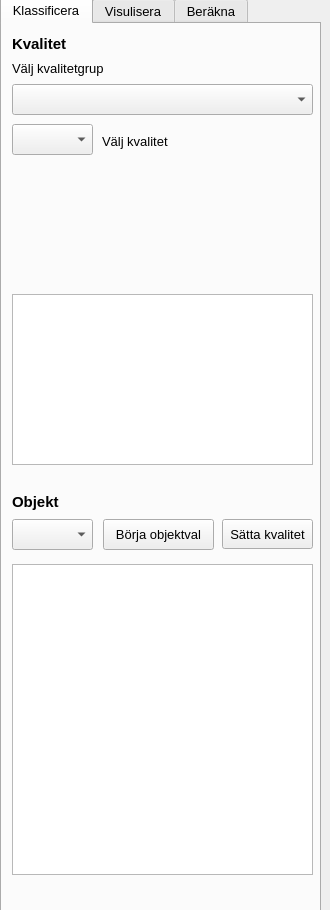
Above: ui/qgyf_dockwidget_base.ui from co-city/QGYF before the change. Below: the same form after it.
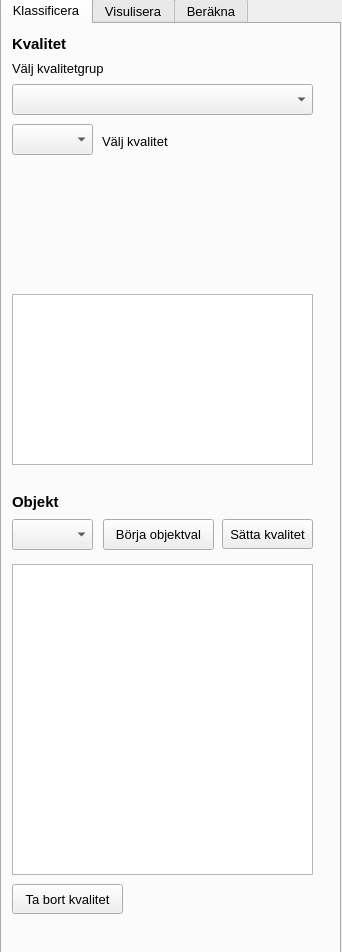
That is the form after the change. The open tabs and pages were chosen to show the change. Icons and pictures are not drawn.

Commit message: "Ta bort kvalitet" button

Patch:
```diff
--- a/ui/qgyf_dockwidget_base.ui
+++ b/ui/qgyf_dockwidget_base.ui
@@ -6,8 +6,8 @@
    <rect>
     <x>0</x>
     <y>0</y>
-    <width>330</width>
-    <height>910</height>
+    <width>342</width>
+    <height>952</height>
    </rect>
   </property>
   <property name="font">
@@ -35,7 +35,7 @@
      <rect>
       <x>0</x>
       <y>-3</y>
-      <width>321</width>
+      <width>341</width>
       <height>1031</height>
      </rect>
     </property>
@@ -190,7 +190,7 @@
        </rect>
       </property>
       <property name="text">
-       <string>&lt;html&gt;&lt;head/&gt;&lt;body&gt;&lt;p&gt;&lt;img style=&quot;width:100%&quot; src=&quot;:/plugins/qgyf/assets/eco_service.png&quot;/&gt;&lt;/p&gt;&lt;/body&gt;&lt;/html&gt;</string>
+       <string>&lt;html&gt;&lt;head/&gt;&lt;body&gt;&lt;p&gt;&lt;img src=&quot;:/plugins/qgyf/assets/eco_service.png&quot;/&gt;&lt;/p&gt;&lt;/body&gt;&lt;/html&gt;</string>
       </property>
      </widget>
      <widget class="QPushButton" name="info">
@@ -293,6 +293,22 @@
        <number>25</number>
       </attribute>
      </widget>
+     <widget class="QPushButton" name="removeButton">
+      <property name="geometry">
+       <rect>
+        <x>10</x>
+        <y>860</y>
+        <width>111</width>
+        <height>30</height>
+       </rect>
+      </property>
+      <property name="toolTip">
+       <string>Ta bort selecterade kvaliteter från tabellen</string>
+      </property>
+      <property name="text">
+       <string>Ta bort kvalitet</string>
+      </property>
+     </widget>
     </widget>
     <widget class="QWidget" name="visualize">
      <attribute name="title">
```
Left out of the diff: 24 changed lines with no effect on the pictures.
